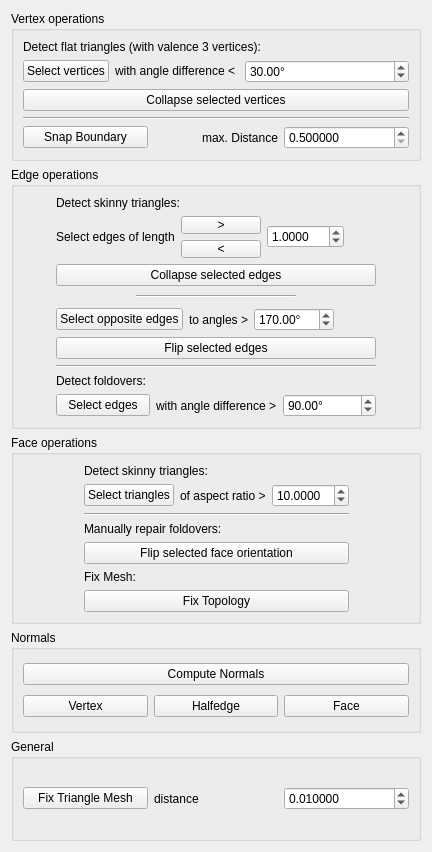
Above: Plugin-MeshRepair/MeshRepairControls.ui from ShenRen/OpenFlipper before the change. Below: the same form after it.
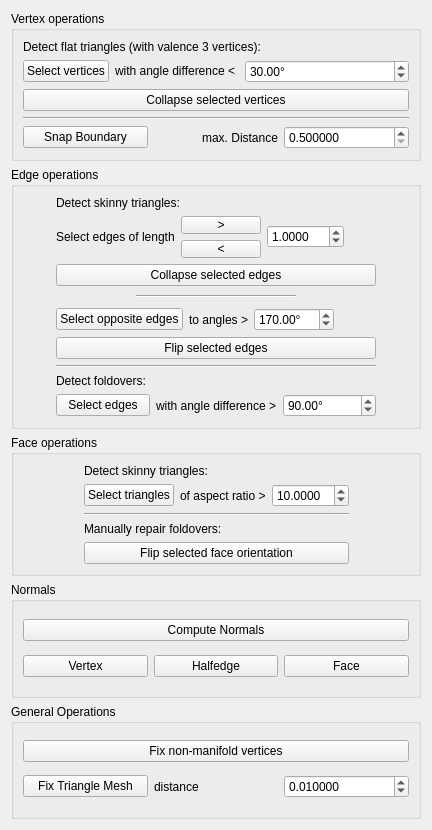
That is the form after the change.

Diff of the .ui file:
```diff
--- a/Plugin-MeshRepair/MeshRepairControls.ui
+++ b/Plugin-MeshRepair/MeshRepairControls.ui
@@ -7,7 +7,7 @@
     <x>0</x>
     <y>0</y>
     <width>432</width>
-    <height>852</height>
+    <height>830</height>
    </rect>
   </property>
   <property name="windowTitle">
@@ -588,20 +588,6 @@
             </property>
            </widget>
           </item>
-          <item>
-           <widget class="QLabel" name="label_13">
-            <property name="text">
-             <string>Fix Mesh:</string>
-            </property>
-           </widget>
-          </item>
-          <item>
-           <widget class="QPushButton" name="fixTopologyButton">
-            <property name="text">
-             <string>Fix Topology</string>
-            </property>
-           </widget>
-          </item>
          </layout>
         </item>
         <item>
@@ -693,9 +679,19 @@
    <item>
     <widget class="QGroupBox" name="groupBox_5">
      <property name="title">
-      <string>General</string>
+      <string>General Operations</string>
      </property>
      <layout class="QVBoxLayout" name="verticalLayout_7">
+      <item>
+       <widget class="QPushButton" name="fixNonManifoldVerticesButton">
+        <property name="toolTip">
+         <string>&lt;html&gt;&lt;head/&gt;&lt;body&gt;&lt;p&gt;Remove non-manifold vertices by duplicating them&lt;/p&gt;&lt;/body&gt;&lt;/html&gt;</string>
+        </property>
+        <property name="text">
+         <string>Fix non-manifold vertices</string>
+        </property>
+       </widget>
+      </item>
       <item>
        <layout class="QHBoxLayout" name="horizontalLayout_9">
         <item>
```
Left out of the diff: 3 changed lines with no effect on the pictures.
